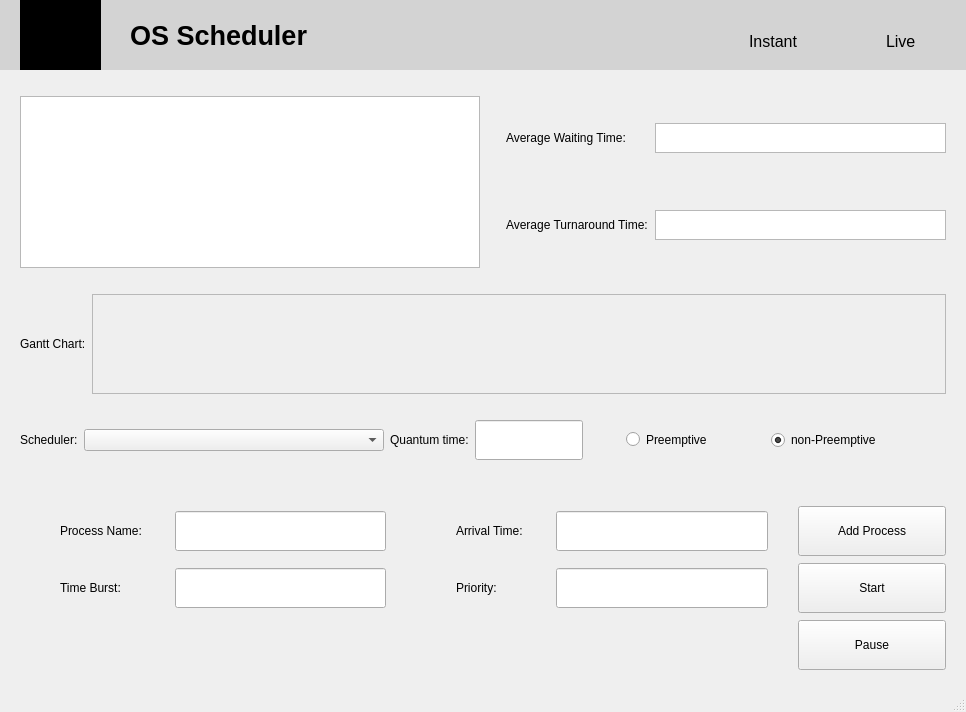
ASolimanA/OS-Scheduler, file frontend/mainwindow.ui: the form before one commit.
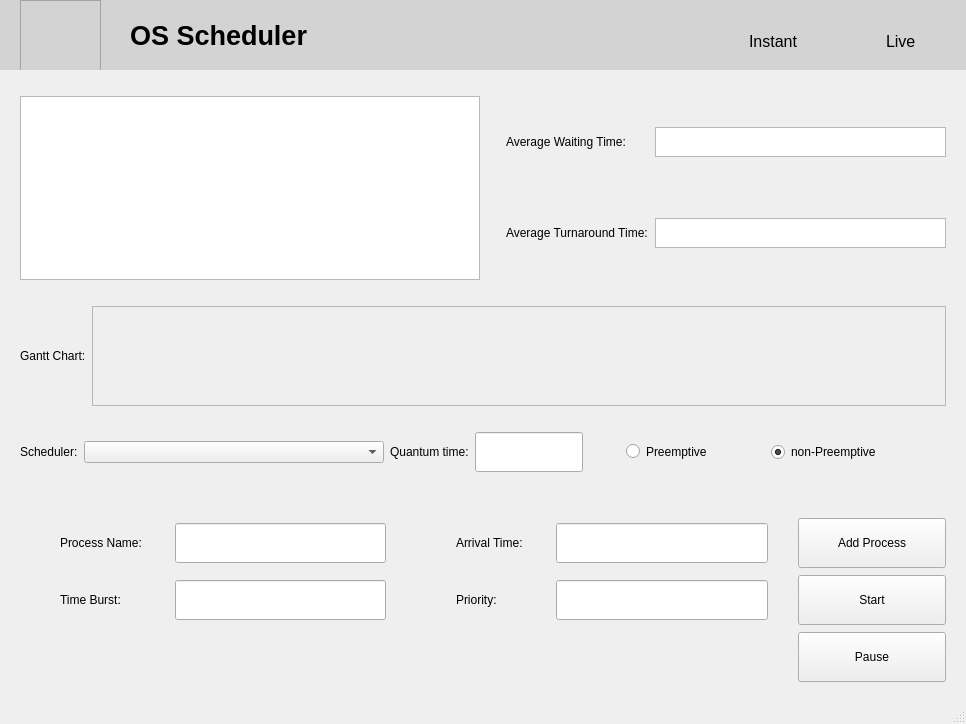
The form after the commit.

Commit message:
Fixed signals bugs and UI enhancements
Updates the process progress calculation to display as a percentage.

Enhances the UI by:
- Adding a window title.
- Including a processor image.
- Improving input validation and feedback for adding processes.
- Adjusting column widths in the process table.
- Disabling modifications to the scheduler selection after a process is added.

The signal connections are simplified by removing redundant explicit connections.

Adds a resource file for including images.

Patch:
```diff
--- a/frontend/mainwindow.ui
+++ b/frontend/mainwindow.ui
@@ -7,7 +7,7 @@
     <x>0</x>
     <y>0</y>
     <width>966</width>
-    <height>712</height>
+    <height>724</height>
    </rect>
   </property>
   <property name="windowTitle">
@@ -79,7 +79,7 @@
         </rect>
        </property>
        <property name="styleSheet">
-        <string notr="true">background-color:black;</string>
+        <string notr="true"/>
        </property>
       </widget>
       <widget class="QWidget" name="layoutWidget">
```
The commit also changes 6 other files.
